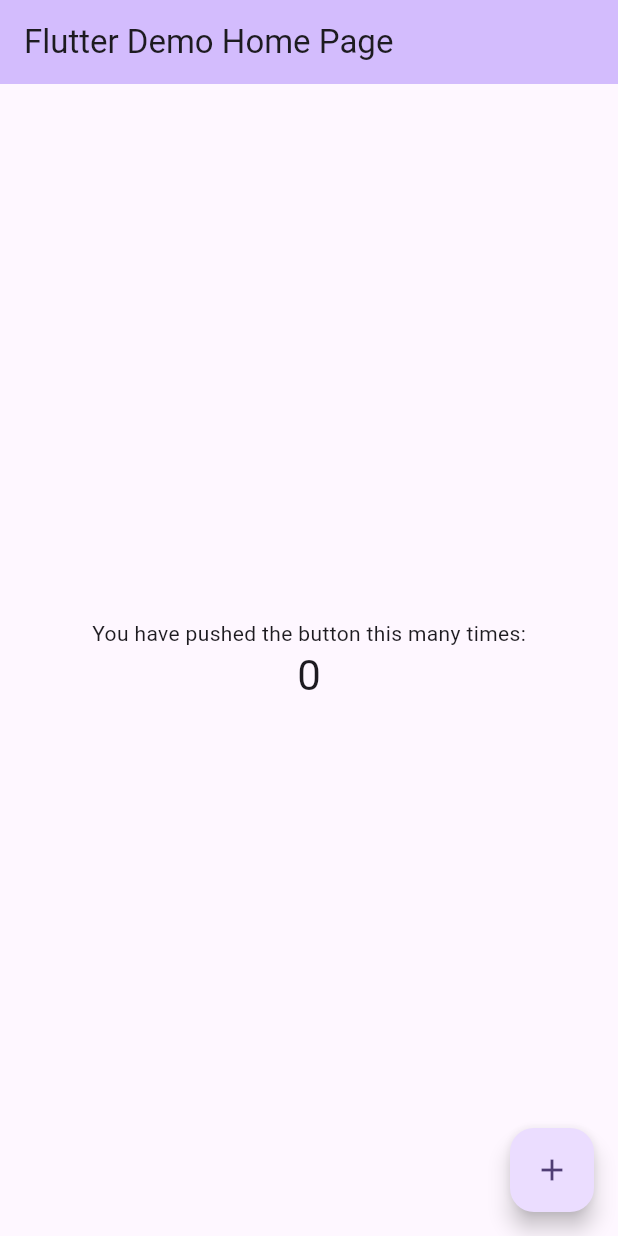
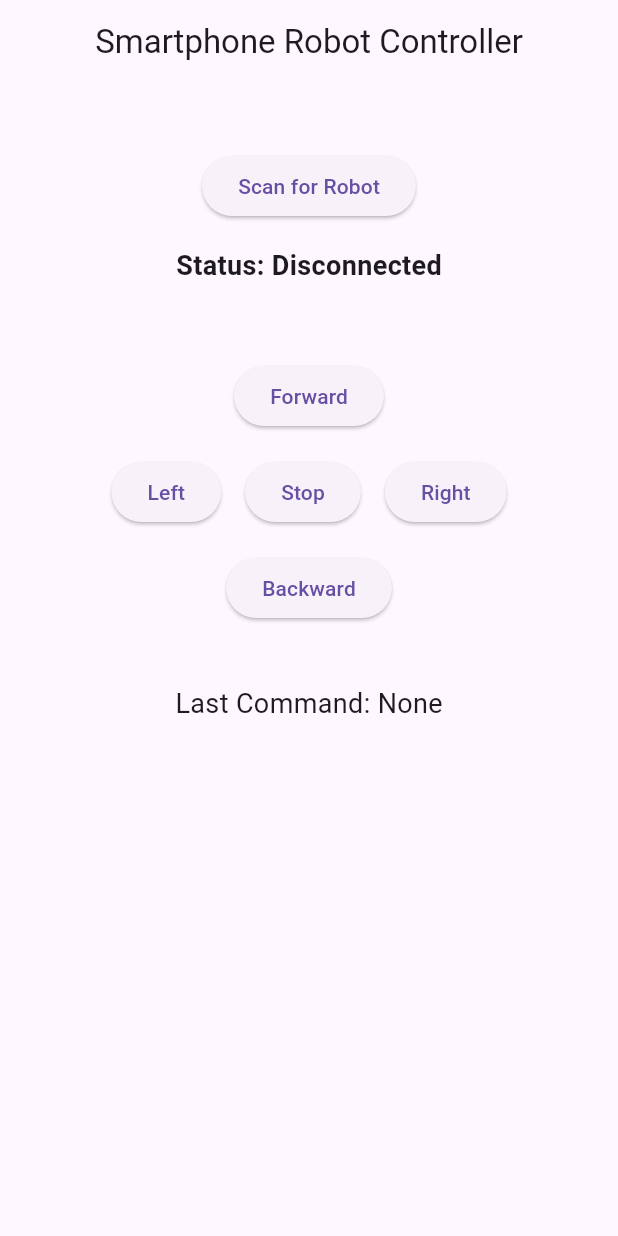
Before and after one commit to p1ngpat/Smartphone-Controlled-Arduino, a Flutter app: the screen it shows after launch, on a phone screen of 412 x 824 dp. Run offline on Flutter 3.47's test engine with Material 3 defaults, Android fonts, the phone set to English and light mode, and no system bars.

Commit message:
Add preliminary Flutter control UI

```diff
--- a/lib/main.dart
+++ b/lib/main.dart
@@ -1,122 +1,124 @@
 import 'package:flutter/material.dart';
 
 void main() {
-  runApp(const MyApp());
+  runApp(const RobotControllerApp());
 }
 
-class MyApp extends StatelessWidget {
-  const MyApp({super.key});
+class RobotControllerApp extends StatelessWidget {
+  const RobotControllerApp({super.key});
 
-  // This widget is the root of your application.
   @override
   Widget build(BuildContext context) {
     return MaterialApp(
-      title: 'Flutter Demo',
-      theme: ThemeData(
-        // This is the theme of your application.
-        //
-        // TRY THIS: Try running your application with "flutter run". You'll see
-        // the application has a purple toolbar. Then, without quitting the app,
-        // try changing the seedColor in the colorScheme below to Colors.green
-        // and then invoke "hot reload" (save your changes or press the "hot
-        // reload" button in a Flutter-supported IDE, or press "r" if you used
-        // the command line to start the app).
-        //
-        // Notice that the counter didn't reset back to zero; the application
-        // state is not lost during the reload. To reset the state, use hot
-        // restart instead.
-        //
-        // This works for code too, not just values: Most code changes can be
-        // tested with just a hot reload.
-        colorScheme: .fromSeed(seedColor: Colors.deepPurple),
-      ),
-      home: const MyHomePage(title: 'Flutter Demo Home Page'),
+      debugShowCheckedModeBanner: false,
+      title: 'Robot Controller',
+      theme: ThemeData(useMaterial3: true),
+      home: const RobotControllerPage(),
     );
   }
 }
 
-class MyHomePage extends StatefulWidget {
-  const MyHomePage({super.key, required this.title});
-
-  // This widget is the home page of your application. It is stateful, meaning
-  // that it has a State object (defined below) that contains fields that affect
-  // how it looks.
-
-  // This class is the configuration for the state. It holds the values (in this
-  // case the title) provided by the parent (in this case the App widget) and
-  // used by the build method of the State. Fields in a Widget subclass are
-  // always marked "final".
-
-  final String title;
+class RobotControllerPage extends StatefulWidget {
+  const RobotControllerPage({super.key});
 
   @override
-  State<MyHomePage> createState() => _MyHomePageState();
+  State<RobotControllerPage> createState() => _RobotControllerPageState();
 }
 
-class _MyHomePageState extends State<MyHomePage> {
-  int _counter = 0;
+class _RobotControllerPageState extends State<RobotControllerPage> {
+  String connectionStatus = 'Disconnected';
+  String lastCommand = 'None';
 
-  void _incrementCounter() {
+  void scanForRobot() {
     setState(() {
-      // This call to setState tells the Flutter framework that something has
-      // changed in this State, which causes it to rerun the build method below
-      // so that the display can reflect the updated values. If we changed
-      // _counter without calling setState(), then the build method would not be
-      // called again, and so nothing would appear to happen.
-      _counter++;
+      connectionStatus = 'Scanning...';
     });
+
+    // BLE scanning will be added later.
+  }
+
+  void sendCommand(String command) {
+    setState(() {
+      lastCommand = command;
+    });
+
+    // BLE write will be added later.
   }
 
   @override
   Widget build(BuildContext context) {
-    // This method is rerun every time setState is called, for instance as done
-    // by the _incrementCounter method above.
-    //
-    // The Flutter framework has been optimized to make rerunning build methods
-    // fast, so that you can just rebuild anything that needs updating rather
-    // than having to individually change instances of widgets.
     return Scaffold(
       appBar: AppBar(
-        // TRY THIS: Try changing the color here to a specific color (to
-        // Colors.amber, perhaps?) and trigger a hot reload to see the AppBar
-        // change color while the other colors stay the same.
-        backgroundColor: Theme.of(context).colorScheme.inversePrimary,
-        // Here we take the value from the MyHomePage object that was created by
-        // the App.build method, and use it to set our appbar title.
-        title: Text(widget.title),
+        title: const Text('Smartphone Robot Controller'),
+        centerTitle: true,
       ),
-      body: Center(
-        // Center is a layout widget. It takes a single child and positions it
-        // in the middle of the parent.
+      body: Padding(
+        padding: const EdgeInsets.all(24.0),
         child: Column(
-          // Column is also a layout widget. It takes a list of children and
-          // arranges them vertically. By default, it sizes itself to fit its
-          // children horizontally, and tries to be as tall as its parent.
-          //
-          // Column has various properties to control how it sizes itself and
-          // how it positions its children. Here we use mainAxisAlignment to
-          // center the children vertically; the main axis here is the vertical
-          // axis because Columns are vertical (the cross axis would be
-          // horizontal).
-          //
-          // TRY THIS: Invoke "debug painting" (choose the "Toggle Debug Paint"
-          // action in the IDE, or press "p" in the console), to see the
-          // wireframe for each widget.
-          mainAxisAlignment: .center,
           children: [
-            const Text('You have pushed the button this many times:'),
+            const SizedBox(height: 20),
+
+            ElevatedButton(
+              onPressed: scanForRobot,
+              child: const Text('Scan for Robot'),
+            ),
+
+            const SizedBox(height: 16),
+
             Text(
-              '$_counter',
-              style: Theme.of(context).textTheme.headlineMedium,
+              'Status: $connectionStatus',
+              style: const TextStyle(fontSize: 18, fontWeight: FontWeight.bold),
+            ),
+
+            const SizedBox(height: 50),
+
+            ElevatedButton(
+              onPressed: () => sendCommand('Forward'), // arduino F
+              child: const Text('Forward'),
+            ),
+
+            const SizedBox(height: 16),
+
+            Row(
+              mainAxisAlignment: MainAxisAlignment.center,
+              children: [
+                ElevatedButton(
+                  onPressed: () => sendCommand('Left'), // arduino L
+                  child: const Text('Left'),
+                ),
+
+                const SizedBox(width: 16),
+
+                ElevatedButton(
+                  onPressed: () => sendCommand('Stop'), // arduino S
+                  child: const Text('Stop'),
+                ),
+
+                const SizedBox(width: 16),
+
+                ElevatedButton(
+                  onPressed: () => sendCommand('Right'), // arduino R
+                  child: const Text('Right'),
+                ),
+              ],
+            ),
+
+            const SizedBox(height: 16),
+
+            ElevatedButton(
+              onPressed: () => sendCommand('Backward'), // arduino B
+              child: const Text('Backward'),
+            ),
+
+            const SizedBox(height: 40),
+            // test case for commands
+            Text(
+              'Last Command: $lastCommand',
+              style: const TextStyle(fontSize: 18),
             ),
           ],
         ),
       ),
-      floatingActionButton: FloatingActionButton(
-        onPressed: _incrementCounter,
-        tooltip: 'Increment',
-        child: const Icon(Icons.add),
-      ),
     );
   }
 }
```
